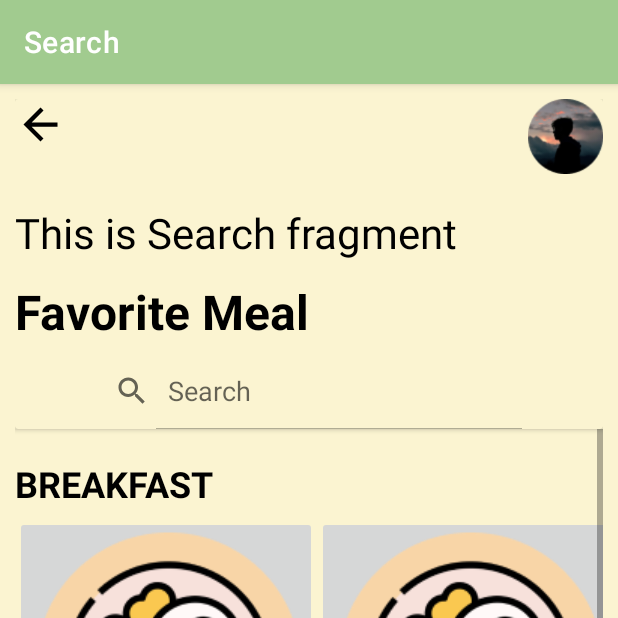
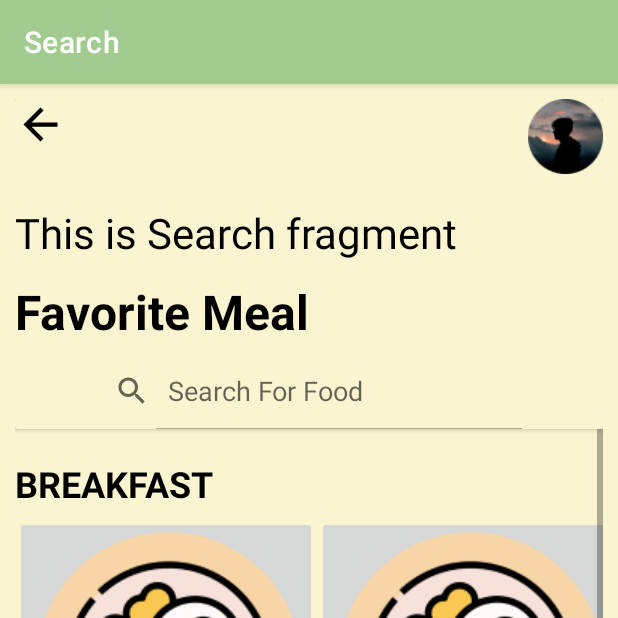
Before and after one commit to nagakerenz/OurRecipes, an Android app: the SearchFragment screen opened through its navigation route, on a phone screen of 412 x 824 dp, the top half of it. Run offline under Robolectric (Android 15) with nearby library versions, the light colour scheme and no system bars; our stand-ins replace navigation-ui.

Commit message:
Search Page

```diff
--- a/app/src/main/res/layout/fragment_search.xml
+++ b/app/src/main/res/layout/fragment_search.xml
@@ -54,7 +54,7 @@
             android:layout_height="50dp"
             android:layout_marginTop="170dp"
             android:layout_gravity="center_horizontal"
-            android:queryHint="Search"
+            android:queryHint="Search For Food"
             android:iconifiedByDefault="false"/>
     </androidx.cardview.widget.CardView>
 
```
